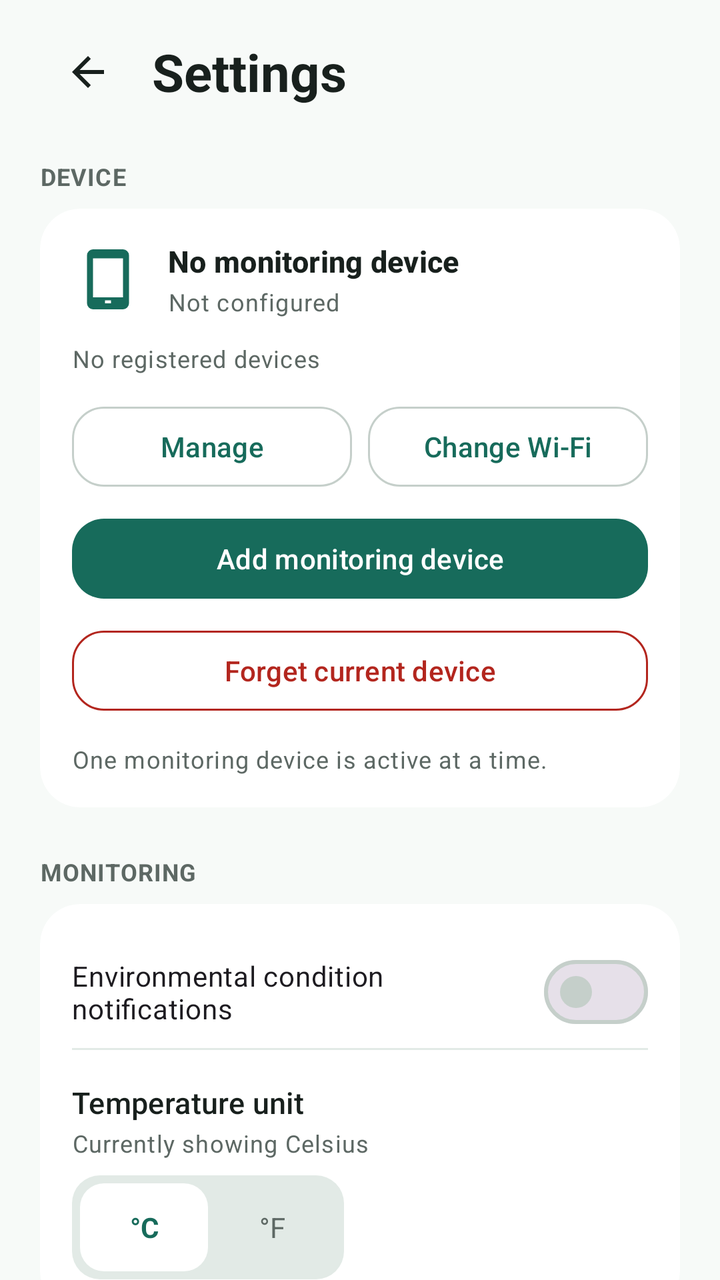
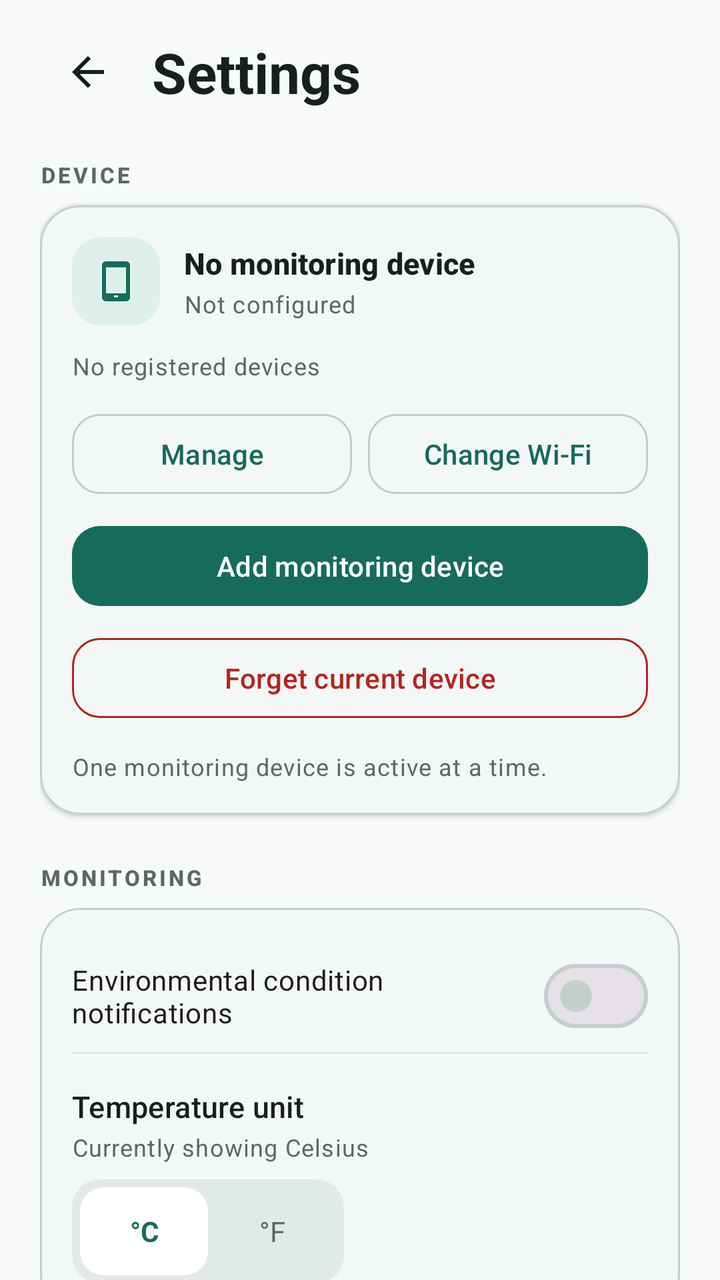

Compare the two renders of this Android layout. The source of the first and the diff that turns it into the second are given below.
<!-- AndroidManifest.xml: application theme Theme.EnviroGuard -->
<!-- res/layout/fragment_settings.xml -->
<?xml version="1.0" encoding="utf-8"?>
<androidx.core.widget.NestedScrollView
    xmlns:android="http://schemas.android.com/apk/res/android"
    xmlns:app="http://schemas.android.com/apk/res-auto"
    android:layout_width="match_parent"
    android:layout_height="match_parent"
    android:background="@color/ehm_background">

    <LinearLayout
        android:layout_width="match_parent"
        android:layout_height="wrap_content"
        android:orientation="vertical"
        android:paddingStart="@dimen/page_padding"
        android:paddingTop="@dimen/space_12"
        android:paddingEnd="@dimen/page_padding"
        android:paddingBottom="@dimen/space_32">

        <LinearLayout android:layout_width="match_parent" android:layout_height="wrap_content" android:gravity="center_vertical" android:orientation="horizontal">
            <ImageButton android:id="@+id/btnBack" android:layout_width="48dp" android:layout_height="48dp" android:background="?attr/selectableItemBackgroundBorderless" android:contentDescription="Go back" android:padding="12dp" android:src="@drawable/ic_arrow_back" />
            <TextView android:layout_width="0dp" android:layout_height="wrap_content" android:layout_marginStart="@dimen/space_8" android:layout_weight="1" android:text="Settings" android:textAppearance="@style/TextAppearance.EHM.PageTitle" />
        </LinearLayout>

        <TextView android:layout_width="wrap_content" android:layout_height="wrap_content" android:layout_marginTop="@dimen/space_20" android:text="DEVICE" android:textAppearance="@style/TextAppearance.EHM.Support" android:textStyle="bold" />
        <com.google.android.material.card.MaterialCardView style="@style/Widget.EHM.Card" android:layout_width="match_parent" android:layout_height="wrap_content" android:layout_marginTop="@dimen/space_8">
            <LinearLayout android:layout_width="match_parent" android:layout_height="wrap_content" android:orientation="vertical" android:padding="@dimen/card_padding">
                <LinearLayout android:layout_width="match_parent" android:layout_height="wrap_content" android:gravity="center_vertical" android:orientation="horizontal">
                    <ImageView android:layout_width="36dp" android:layout_height="36dp" android:contentDescription="Current monitoring device" android:src="@drawable/ic_device" />
                    <LinearLayout android:layout_width="0dp" android:layout_height="wrap_content" android:layout_marginStart="@dimen/space_12" android:layout_weight="1" android:orientation="vertical">
                        <TextView android:id="@+id/tvCurrentDeviceName" android:layout_width="match_parent" android:layout_height="wrap_content" android:text="No monitoring device" android:textAppearance="@style/TextAppearance.EHM.CardTitle" android:textStyle="bold" />
                        <TextView android:id="@+id/tvCurrentDeviceId" android:layout_width="match_parent" android:layout_height="wrap_content" android:layout_marginTop="2dp" android:text="Not configured" android:textAppearance="@style/TextAppearance.EHM.Support" />
                    </LinearLayout>
                    <TextView android:id="@+id/tvCurrentDeviceBadge" android:layout_width="wrap_content" android:layout_height="wrap_content" android:background="@drawable/bg_condition_chip" android:text="CURRENT" android:textColor="@color/ehm_primary" android:textSize="11sp" android:textStyle="bold" android:visibility="gone" />
                </LinearLayout>
                <TextView android:id="@+id/tvDeviceCount" android:layout_width="match_parent" android:layout_height="wrap_content" android:layout_marginTop="@dimen/space_12" android:text="No registered devices" android:textAppearance="@style/TextAppearance.EHM.Support" />
                <LinearLayout android:layout_width="match_parent" android:layout_height="wrap_content" android:layout_marginTop="@dimen/space_12" android:orientation="horizontal">
                    <com.google.android.material.button.MaterialButton android:id="@+id/btnManageDevices" style="@style/Widget.EHM.Button.Outlined" android:layout_width="0dp" android:layout_height="wrap_content" android:layout_marginEnd="4dp" android:layout_weight="1" android:text="Manage" />
                    <com.google.android.material.button.MaterialButton android:id="@+id/btnChangeWifi" style="@style/Widget.EHM.Button.Outlined" android:layout_width="0dp" android:layout_height="wrap_content" android:layout_marginStart="4dp" android:layout_weight="1" android:text="Change Wi-Fi" />
                </LinearLayout>
                <com.google.android.material.button.MaterialButton android:id="@+id/btnSetUpDevice" style="@style/Widget.EHM.Button.Filled" android:layout_width="match_parent" android:layout_height="wrap_content" android:layout_marginTop="@dimen/space_8" android:text="Add monitoring device" />
                <com.google.android.material.button.MaterialButton android:id="@+id/btnForgetDevice" style="@style/Widget.EHM.Button.Outlined" android:layout_width="match_parent" android:layout_height="wrap_content" android:layout_marginTop="@dimen/space_8" android:text="Forget current device" android:textColor="@color/ehm_error" app:strokeColor="@color/ehm_error" />
                <TextView android:layout_width="match_parent" android:layout_height="wrap_content" android:layout_marginTop="@dimen/space_12" android:text="One monitoring device is active at a time." android:textAppearance="@style/TextAppearance.EHM.Support" />
            </LinearLayout>
        </com.google.android.material.card.MaterialCardView>

        <TextView android:layout_width="wrap_content" android:layout_height="wrap_content" android:layout_marginTop="@dimen/space_24" android:text="MONITORING" android:textAppearance="@style/TextAppearance.EHM.Support" android:textStyle="bold" />
        <com.google.android.material.card.MaterialCardView style="@style/Widget.EHM.Card" android:layout_width="match_parent" android:layout_height="wrap_content" android:layout_marginTop="@dimen/space_8">
            <LinearLayout android:layout_width="match_parent" android:layout_height="wrap_content" android:orientation="vertical" android:padding="@dimen/card_padding">
                <com.google.android.material.materialswitch.MaterialSwitch android:id="@+id/switchNotifications" android:layout_width="match_parent" android:layout_height="wrap_content" android:minHeight="56dp" android:text="Environmental condition notifications" android:textAppearance="@style/TextAppearance.EHM.Body" />
                <View android:layout_width="match_parent" android:layout_height="1dp" android:background="@color/ehm_surface_variant" />
                <TextView android:layout_width="wrap_content" android:layout_height="wrap_content" android:layout_marginTop="@dimen/space_16" android:text="Temperature unit" android:textAppearance="@style/TextAppearance.EHM.CardTitle" />
                <TextView android:id="@+id/tvTempUnitStatus" android:layout_width="match_parent" android:layout_height="wrap_content" android:layout_marginTop="2dp" android:text="Currently showing Celsius" android:textAppearance="@style/TextAppearance.EHM.Support" />
                <LinearLayout android:layout_width="wrap_content" android:layout_height="wrap_content" android:layout_marginTop="@dimen/space_8" android:background="@drawable/bg_tab_track" android:orientation="horizontal" android:padding="4dp">
                    <TextView android:id="@+id/btnCelsius" android:layout_width="64dp" android:layout_height="44dp" android:background="@drawable/bg_tab_active" android:gravity="center" android:text="°C" android:textColor="@color/ehm_primary" android:textStyle="bold" />
                    <TextView android:id="@+id/btnFahrenheit" android:layout_width="64dp" android:layout_height="44dp" android:gravity="center" android:text="°F" android:textColor="@color/ehm_on_surface_variant" />
                </LinearLayout>
            </LinearLayout>
        </com.google.android.material.card.MaterialCardView>

        <TextView android:layout_width="wrap_content" android:layout_height="wrap_content" android:layout_marginTop="@dimen/space_24" android:text="DATA &amp; TESTING" android:textAppearance="@style/TextAppearance.EHM.Support" android:textStyle="bold" />
        <com.google.android.material.card.MaterialCardView style="@style/Widget.EHM.Card" android:layout_width="match_parent" android:layout_height="wrap_content" android:layout_marginTop="@dimen/space_8">
            <LinearLayout android:layout_width="match_parent" android:layout_height="wrap_content" android:orientation="vertical" android:padding="@dimen/card_padding">
                <com.google.android.material.materialswitch.MaterialSwitch android:id="@+id/switchDemoMode" android:layout_width="match_parent" android:layout_height="wrap_content" android:minHeight="56dp" android:text="Demo mode" android:textAppearance="@style/TextAppearance.EHM.Body" />
                <com.google.android.material.button.MaterialButton android:id="@+id/btnTestScenario" style="@style/Widget.EHM.Button.Outlined" android:layout_width="match_parent" android:layout_height="wrap_content" android:layout_marginTop="@dimen/space_8" android:text="@string/scenario_test_button" android:visibility="gone" />
                <TextView android:id="@+id/tvCollectedSamples" android:layout_width="match_parent" android:layout_height="wrap_content" android:layout_marginTop="@dimen/space_12" android:text="Collected raw samples: 0" android:textAppearance="@style/TextAppearance.EHM.Support" />
                <com.google.android.material.button.MaterialButton android:id="@+id/btnExportDataset" style="@style/Widget.EHM.Button.Outlined" android:layout_width="match_parent" android:layout_height="wrap_content" android:layout_marginTop="@dimen/space_8" android:text="Export raw dataset" />
                <TextView android:id="@+id/tvExportStatus" android:layout_width="match_parent" android:layout_height="wrap_content" android:layout_marginTop="@dimen/space_8" android:text="" android:textAppearance="@style/TextAppearance.EHM.Support" />
            </LinearLayout>
        </com.google.android.material.card.MaterialCardView>

        <TextView android:layout_width="wrap_content" android:layout_height="wrap_content" android:layout_marginTop="@dimen/space_24" android:text="ABOUT" android:textAppearance="@style/TextAppearance.EHM.Support" android:textStyle="bold" />
        <com.google.android.material.card.MaterialCardView style="@style/Widget.EHM.Card.Tonal" android:layout_width="match_parent" android:layout_height="wrap_content" android:layout_marginTop="@dimen/space_8">
            <LinearLayout android:layout_width="match_parent" android:layout_height="wrap_content" android:orientation="vertical" android:padding="@dimen/card_padding">
                <TextView android:layout_width="match_parent" android:layout_height="wrap_content" android:text="Environmental Health Monitor" android:textAppearance="@style/TextAppearance.EHM.CardTitle" android:textStyle="bold" />
                <TextView android:layout_width="match_parent" android:layout_height="wrap_content" android:layout_marginTop="@dimen/space_8" android:text="DHT22 temperature and humidity • SGP30 TVOC and eCO2 equivalent • INMP441 Estimated Noise Level" android:textAppearance="@style/TextAppearance.EHM.Support" />
                <TextView android:layout_width="match_parent" android:layout_height="wrap_content" android:layout_marginTop="@dimen/space_8" android:text="SGP30 reports an eCO2 equivalent signal. The INMP441 noise level is estimated and not a calibrated sound-level measurement." android:textAppearance="@style/TextAppearance.EHM.Support" />
            </LinearLayout>
        </com.google.android.material.card.MaterialCardView>
    </LinearLayout>
</androidx.core.widget.NestedScrollView>
<!-- resources referenced by this layout -->
<resources>
  <dimen name="page_padding">20dp</dimen>
  <dimen name="space_12">12dp</dimen>
  <dimen name="space_16">16dp</dimen>
  <dimen name="space_20">20dp</dimen>
  <dimen name="space_24">24dp</dimen>
  <dimen name="space_32">32dp</dimen>
  <dimen name="space_8">8dp</dimen>
  <style name="TextAppearance.EHM.PageTitle" parent="TextAppearance.Material3.HeadlineSmall">
          <item name="android:textSize">26sp</item>
          <item name="android:textColor">@color/ehm_on_surface</item>
          <item name="android:textStyle">bold</item>
      </style>
  <style name="Widget.EHM.Button.Filled" parent="Widget.Material3.Button">
          <item name="cornerRadius">16dp</item>
          <item name="android:minHeight">48dp</item>
      </style>
  <style name="Widget.EHM.Button.Outlined" parent="Widget.Material3.Button.OutlinedButton">
          <item name="cornerRadius">16dp</item>
          <item name="android:minHeight">48dp</item>
      </style>
  <style name="Widget.EHM.Card" parent="Widget.Material3.CardView.Filled">
          <item name="cardCornerRadius">@dimen/card_radius</item>
          <item name="cardElevation">0dp</item>
          <item name="cardBackgroundColor">@color/ehm_surface</item>
          <item name="strokeColor">@color/ehm_outline</item>
          <item name="strokeWidth">0dp</item>
      </style>
  <style name="Widget.EHM.Card.Tonal" parent="Widget.EHM.Card">
          <item name="cardBackgroundColor">@color/ehm_surface_tonal</item>
      </style>
  <dimen name="card_radius">20dp</dimen>
  <style name="Base.Theme.EnviroGuard" parent="Theme.Material3.DayNight.NoActionBar">
          <item name="colorPrimary">@color/ehm_primary</item>
          <item name="colorOnPrimary">@color/ehm_on_primary</item>
          <item name="colorPrimaryContainer">@color/ehm_primary_container</item>
          <item name="colorOnPrimaryContainer">@color/ehm_on_primary_container</item>
          <item name="colorSecondary">@color/ehm_secondary</item>
          <item name="colorSurface">@color/ehm_surface</item>
          <item name="colorSurfaceVariant">@color/ehm_surface_variant</item>
          <item name="colorOnSurface">@color/ehm_on_surface</item>
          <item name="colorOnSurfaceVariant">@color/ehm_on_surface_variant</item>
          <item name="colorOutline">@color/ehm_outline</item>
          <item name="colorError">@color/ehm_error</item>
          <item name="android:colorBackground">@color/ehm_background</item>
          <item name="android:windowLightStatusBar">true</item>
          <item name="android:statusBarColor">@color/ehm_background</item>
          <item name="android:navigationBarColor">@color/ehm_surface</item>
      </style>
  <!-- unchanged entries left out for length: 24 -->
</resources>

<!-- the commit's change to res/layout/fragment_settings.xml (unified diff, before → after) -->
@@ -16,15 +16,15 @@
         android:paddingBottom="@dimen/space_32">
 
         <LinearLayout android:layout_width="match_parent" android:layout_height="wrap_content" android:gravity="center_vertical" android:orientation="horizontal">
-            <ImageButton android:id="@+id/btnBack" android:layout_width="48dp" android:layout_height="48dp" android:background="?attr/selectableItemBackgroundBorderless" android:contentDescription="Go back" android:padding="12dp" android:src="@drawable/ic_arrow_back" />
+            <ImageButton android:id="@+id/btnBack" android:layout_width="48dp" android:layout_height="48dp" android:background="?attr/selectableItemBackgroundBorderless" android:contentDescription="Go back" android:padding="12dp" android:src="@drawable/ic_arrow_back" app:tint="@color/ehm_on_surface" />
             <TextView android:layout_width="0dp" android:layout_height="wrap_content" android:layout_marginStart="@dimen/space_8" android:layout_weight="1" android:text="Settings" android:textAppearance="@style/TextAppearance.EHM.PageTitle" />
         </LinearLayout>
 
-        <TextView android:layout_width="wrap_content" android:layout_height="wrap_content" android:layout_marginTop="@dimen/space_20" android:text="DEVICE" android:textAppearance="@style/TextAppearance.EHM.Support" android:textStyle="bold" />
+        <TextView android:layout_width="wrap_content" android:layout_height="wrap_content" android:layout_marginTop="@dimen/space_20" android:text="DEVICE" android:textAppearance="@style/TextAppearance.EHM.Eyebrow" />
         <com.google.android.material.card.MaterialCardView style="@style/Widget.EHM.Card" android:layout_width="match_parent" android:layout_height="wrap_content" android:layout_marginTop="@dimen/space_8">
             <LinearLayout android:layout_width="match_parent" android:layout_height="wrap_content" android:orientation="vertical" android:padding="@dimen/card_padding">
                 <LinearLayout android:layout_width="match_parent" android:layout_height="wrap_content" android:gravity="center_vertical" android:orientation="horizontal">
-                    <ImageView android:layout_width="36dp" android:layout_height="36dp" android:contentDescription="Current monitoring device" android:src="@drawable/ic_device" />
+                    <ImageView android:layout_width="@dimen/icon_container_size" android:layout_height="@dimen/icon_container_size" android:background="@drawable/bg_icon_container" android:contentDescription="Current monitoring device" android:padding="10dp" android:src="@drawable/ic_device" app:tint="@color/ehm_primary" />
                     <LinearLayout android:layout_width="0dp" android:layout_height="wrap_content" android:layout_marginStart="@dimen/space_12" android:layout_weight="1" android:orientation="vertical">
                         <TextView android:id="@+id/tvCurrentDeviceName" android:layout_width="match_parent" android:layout_height="wrap_content" android:text="No monitoring device" android:textAppearance="@style/TextAppearance.EHM.CardTitle" android:textStyle="bold" />
                         <TextView android:id="@+id/tvCurrentDeviceId" android:layout_width="match_parent" android:layout_height="wrap_content" android:layout_marginTop="2dp" android:text="Not configured" android:textAppearance="@style/TextAppearance.EHM.Support" />
@@ -42,7 +42,7 @@
             </LinearLayout>
         </com.google.android.material.card.MaterialCardView>
 
-        <TextView android:layout_width="wrap_content" android:layout_height="wrap_content" android:layout_marginTop="@dimen/space_24" android:text="MONITORING" android:textAppearance="@style/TextAppearance.EHM.Support" android:textStyle="bold" />
+        <TextView android:layout_width="wrap_content" android:layout_height="wrap_content" android:layout_marginTop="@dimen/space_24" android:text="MONITORING" android:textAppearance="@style/TextAppearance.EHM.Eyebrow" />
         <com.google.android.material.card.MaterialCardView style="@style/Widget.EHM.Card" android:layout_width="match_parent" android:layout_height="wrap_content" android:layout_marginTop="@dimen/space_8">
             <LinearLayout android:layout_width="match_parent" android:layout_height="wrap_content" android:orientation="vertical" android:padding="@dimen/card_padding">
                 <com.google.android.material.materialswitch.MaterialSwitch android:id="@+id/switchNotifications" android:layout_width="match_parent" android:layout_height="wrap_content" android:minHeight="56dp" android:text="Environmental condition notifications" android:textAppearance="@style/TextAppearance.EHM.Body" />
@@ -56,18 +56,19 @@
             </LinearLayout>
         </com.google.android.material.card.MaterialCardView>
 
-        <TextView android:layout_width="wrap_content" android:layout_height="wrap_content" android:layout_marginTop="@dimen/space_24" android:text="DATA &amp; TESTING" android:textAppearance="@style/TextAppearance.EHM.Support" android:textStyle="bold" />
+        <TextView android:layout_width="wrap_content" android:layout_height="wrap_content" android:layout_marginTop="@dimen/space_24" android:text="DATA &amp; TESTING" android:textAppearance="@style/TextAppearance.EHM.Eyebrow" />
         <com.google.android.material.card.MaterialCardView style="@style/Widget.EHM.Card" android:layout_width="match_parent" android:layout_height="wrap_content" android:layout_marginTop="@dimen/space_8">
             <LinearLayout android:layout_width="match_parent" android:layout_height="wrap_content" android:orientation="vertical" android:padding="@dimen/card_padding">
-                <com.google.android.material.materialswitch.MaterialSwitch android:id="@+id/switchDemoMode" android:layout_width="match_parent" android:layout_height="wrap_content" android:minHeight="56dp" android:text="Demo mode" android:textAppearance="@style/TextAppearance.EHM.Body" />
-                <com.google.android.material.button.MaterialButton android:id="@+id/btnTestScenario" style="@style/Widget.EHM.Button.Outlined" android:layout_width="match_parent" android:layout_height="wrap_content" android:layout_marginTop="@dimen/space_8" android:text="@string/scenario_test_button" android:visibility="gone" />
+                <com.google.android.material.materialswitch.MaterialSwitch android:id="@+id/switchDemoMode" android:layout_width="match_parent" android:layout_height="wrap_content" android:background="@drawable/bg_tab_track" android:minHeight="64dp" android:paddingHorizontal="@dimen/space_12" android:text="Demo mode" android:textAppearance="@style/TextAppearance.EHM.Body" />
+                <TextView android:layout_width="match_parent" android:layout_height="wrap_content" android:layout_marginTop="@dimen/space_8" android:text="Use clearly labelled simulated readings for demonstrations. Live monitoring resumes when disabled." android:textAppearance="@style/TextAppearance.EHM.Support" />
+                <com.google.android.material.button.MaterialButton android:id="@+id/btnTestScenario" style="@style/Widget.EHM.Button.Outlined" android:layout_width="match_parent" android:layout_height="wrap_content" android:layout_marginTop="@dimen/space_12" android:text="@string/scenario_test_button"  app:icon="@drawable/ic_reports" />
                 <TextView android:id="@+id/tvCollectedSamples" android:layout_width="match_parent" android:layout_height="wrap_content" android:layout_marginTop="@dimen/space_12" android:text="Collected raw samples: 0" android:textAppearance="@style/TextAppearance.EHM.Support" />
                 <com.google.android.material.button.MaterialButton android:id="@+id/btnExportDataset" style="@style/Widget.EHM.Button.Outlined" android:layout_width="match_parent" android:layout_height="wrap_content" android:layout_marginTop="@dimen/space_8" android:text="Export raw dataset" />
                 <TextView android:id="@+id/tvExportStatus" android:layout_width="match_parent" android:layout_height="wrap_content" android:layout_marginTop="@dimen/space_8" android:text="" android:textAppearance="@style/TextAppearance.EHM.Support" />
             </LinearLayout>
         </com.google.android.material.card.MaterialCardView>
 
-        <TextView android:layout_width="wrap_content" android:layout_height="wrap_content" android:layout_marginTop="@dimen/space_24" android:text="ABOUT" android:textAppearance="@style/TextAppearance.EHM.Support" android:textStyle="bold" />
+        <TextView android:layout_width="wrap_content" android:layout_height="wrap_content" android:layout_marginTop="@dimen/space_24" android:text="ABOUT" android:textAppearance="@style/TextAppearance.EHM.Eyebrow" />
         <com.google.android.material.card.MaterialCardView style="@style/Widget.EHM.Card.Tonal" android:layout_width="match_parent" android:layout_height="wrap_content" android:layout_marginTop="@dimen/space_8">
             <LinearLayout android:layout_width="match_parent" android:layout_height="wrap_content" android:orientation="vertical" android:padding="@dimen/card_padding">
                 <TextView android:layout_width="match_parent" android:layout_height="wrap_content" android:text="Environmental Health Monitor" android:textAppearance="@style/TextAppearance.EHM.CardTitle" android:textStyle="bold" />
<!-- resource entries referenced after the edit -->
@@ -1,5 +1,6 @@
 <!-- resources referenced by this layout -->
 <resources>
+  <dimen name="icon_container_size">44dp</dimen>
   <dimen name="page_padding">20dp</dimen>
   <dimen name="space_12">12dp</dimen>
   <dimen name="space_16">16dp</dimen>
@@ -7,29 +8,55 @@
   <dimen name="space_24">24dp</dimen>
   <dimen name="space_32">32dp</dimen>
   <dimen name="space_8">8dp</dimen>
+  <!-- drawable bg_icon_container (drawable) -->
+  <?xml version="1.0" encoding="utf-8"?>
+  <shape xmlns:android="http://schemas.android.com/apk/res/android" android:shape="rectangle">
+      <solid android:color="@color/ehm_icon_container" />
+      <corners android:radius="14dp" />
+  </shape>
+  <!-- drawable ic_reports (drawable) -->
+  <vector xmlns:android="http://schemas.android.com/apk/res/android"
+      android:width="24dp"
+      android:height="24dp"
+      android:viewportWidth="24"
+      android:viewportHeight="24">
+      <path
+          android:fillColor="@color/ehm_on_surface_variant"
+          android:pathData="M19,3H5C3.9,3 3,3.9 3,5V19C3,20.1 3.9,21 5,21H19C20.1,21 21,20.1 21,19V5C21,3.9 20.1,3 19,3M9,17H7V10H9V17M13,17H11V7H13V17M17,17H15V13H17V17Z" />
+  </vector>
+  <style name="TextAppearance.EHM.Eyebrow" parent="TextAppearance.Material3.LabelSmall">
+          <item name="android:textSize">11sp</item>
+          <item name="android:textStyle">bold</item>
+          <item name="android:letterSpacing">0.12</item>
+          <item name="android:textColor">@color/ehm_on_surface_variant</item>
+      </style>
   <style name="TextAppearance.EHM.PageTitle" parent="TextAppearance.Material3.HeadlineSmall">
-          <item name="android:textSize">26sp</item>
+          <item name="android:textSize">28sp</item>
           <item name="android:textColor">@color/ehm_on_surface</item>
           <item name="android:textStyle">bold</item>
       </style>
   <style name="Widget.EHM.Button.Filled" parent="Widget.Material3.Button">
-          <item name="cornerRadius">16dp</item>
+          <item name="cornerRadius">@dimen/control_radius</item>
           <item name="android:minHeight">48dp</item>
       </style>
   <style name="Widget.EHM.Button.Outlined" parent="Widget.Material3.Button.OutlinedButton">
-          <item name="cornerRadius">16dp</item>
+          <item name="cornerRadius">@dimen/control_radius</item>
           <item name="android:minHeight">48dp</item>
       </style>
   <style name="Widget.EHM.Card" parent="Widget.Material3.CardView.Filled">
           <item name="cardCornerRadius">@dimen/card_radius</item>
-          <item name="cardElevation">0dp</item>
+          <item name="cardElevation">1dp</item>
           <item name="cardBackgroundColor">@color/ehm_surface</item>
           <item name="strokeColor">@color/ehm_outline</item>
-          <item name="strokeWidth">0dp</item>
+          <item name="strokeWidth">1dp</item>
       </style>
   <style name="Widget.EHM.Card.Tonal" parent="Widget.EHM.Card">
           <item name="cardBackgroundColor">@color/ehm_surface_tonal</item>
+          <item name="cardElevation">0dp</item>
+          <item name="strokeWidth">0dp</item>
       </style>
+  <color name="ehm_icon_container">#DDF0E9</color>
+  <dimen name="control_radius">14dp</dimen>
   <dimen name="card_radius">20dp</dimen>
   <style name="Base.Theme.EnviroGuard" parent="Theme.Material3.DayNight.NoActionBar">
           <item name="colorPrimary">@color/ehm_primary</item>
@@ -46,7 +73,7 @@
           <item name="android:colorBackground">@color/ehm_background</item>
           <item name="android:windowLightStatusBar">true</item>
           <item name="android:statusBarColor">@color/ehm_background</item>
-          <item name="android:navigationBarColor">@color/ehm_surface</item>
+          <item name="android:navigationBarColor">@color/ehm_background</item>
       </style>
   <!-- unchanged entries left out for length: 24 -->
 </resources>
